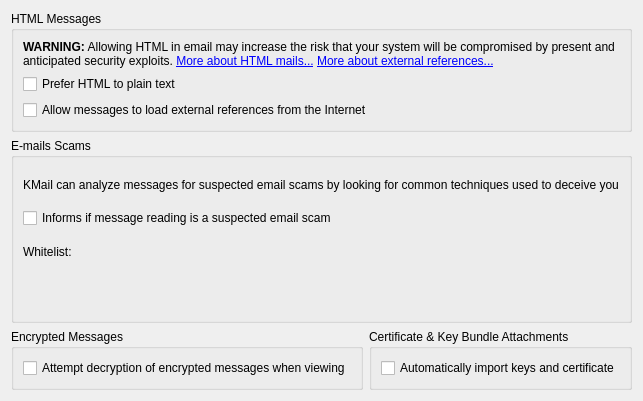
Above: kmail/ui/securitypagegeneraltab.ui from KDE/kdepim before the change. Below: the same form after it.
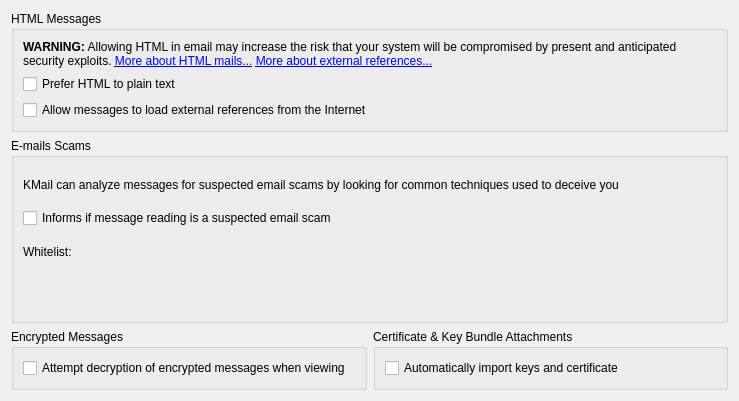
That is the form after the change. Custom widgets are drawn as their Qt base class.

```diff
--- a/kmail/ui/securitypagegeneraltab.ui
+++ b/kmail/ui/securitypagegeneraltab.ui
@@ -6,7 +6,7 @@
    <rect>
     <x>0</x>
     <y>0</y>
-    <width>633</width>
+    <width>739</width>
     <height>401</height>
    </rect>
   </property>
```
Left out of the diff: 5 changed lines with no effect on the pictures.
